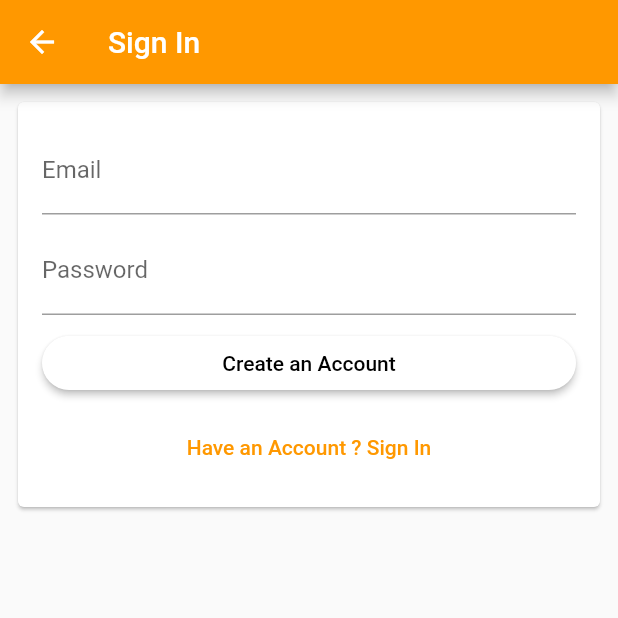
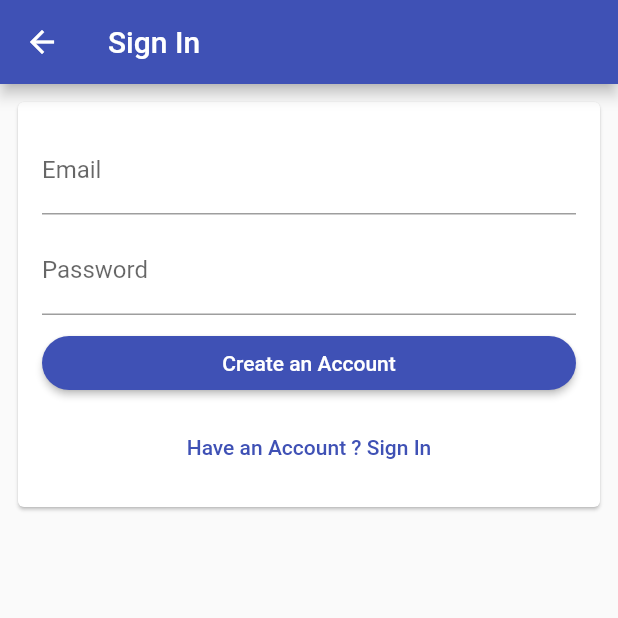
Before and after one commit to itusweng/group21, a Flutter app: the EmailPage screen opened directly with empty values, after a tap on "New to Lepic? Register", on a phone screen of 412 x 824 dp, the top half of it. Run offline on Flutter 3.47's test engine with Material 2 defaults, Android fonts, the phone set to English and light mode, and no system bars; our stand-ins replace firebase_auth, firebase_core, flutter_signin_button, google_sign_in; accounts and stored records are empty; network calls fail.

```diff
--- a/lepic/lib/app/sign_in/email_sign_in_form.dart
+++ b/lepic/lib/app/sign_in/email_sign_in_form.dart
@@ -105,8 +105,8 @@ class _EmailFormState extends State<EmailForm> {
             backgroundColor: MaterialStateProperty.resolveWith<Color>(
                   (Set<MaterialState> states) {
                 if (states.contains(MaterialState.pressed))
-                  return Colors.orange;
-                return Colors.white; // Use the component's default.
+                  return Colors.green;
+                return Colors.indigo; // Use the component's default.
               },
             ),
             shape: MaterialStateProperty.all<RoundedRectangleBorder>(
--- a/lepic/lib/app/sign_in/sign_in_page.dart
+++ b/lepic/lib/app/sign_in/sign_in_page.dart
@@ -49,7 +49,7 @@ class SignInPage extends StatelessWidget {
               ),
               SizedBox(height: 8.0),
               SignInButtonBuilder(
-                text: 'Sign in with Email',
+                text: 'Sign up with Email',
                 icon: Icons.email,
                 onPressed: () => _signInWithEmail(context),
                 backgroundColor: Colors.blueGrey[700]!,
--- a/lepic/lib/main.dart
+++ b/lepic/lib/main.dart
@@ -15,7 +15,7 @@ class lepicApp extends StatelessWidget {
     return MaterialApp(
       title: 'Lepic',
       theme: ThemeData(
-        primarySwatch: Colors.orange,
+        primarySwatch: Colors.indigo,
       ),
       home: LandingPage(auth: Auth()),
     );
--- a/lepic/pubspec.yaml
+++ b/lepic/pubspec.yaml
@@ -37,6 +37,7 @@ dependencies:
   firebase_core: ^1.10.6
   firebase_auth: ^3.3.4
   google_sign_in: ^5.2.1
+  provider: ^6.0.2
 
 dev_dependencies:
   flutter_test:
```
Also changed, not shown: lepic/lib/app/home_page.dart (+4 -4 lines), lepic/pubspec.lock, 1 other file.
